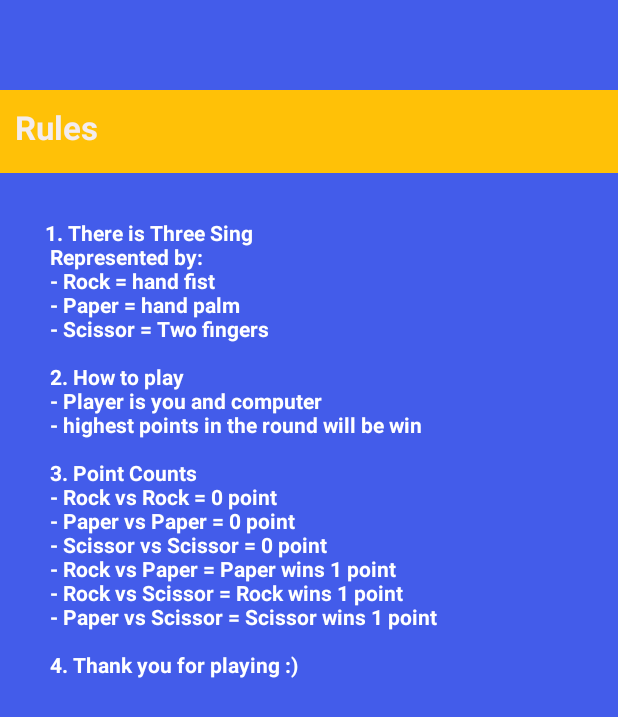
After one commit to shivamvr72/Rock-Paper-Scessior-1.0, an Android app: the fragment GameRules placed in its activity, on a phone screen of 412 x 824 dp. The commit adds this screen. Shown: the top 717 px of the screen. Run offline under Robolectric (Android 15) with nearby library versions, the phone set to English and light mode, and no system bars; 1 statement that could not run was skipped.

Commit message:
rock paper scessor first commit

```diff
--- /dev/null
+++ b/app/src/main/java/com/example/rockpaperscessor20/GameRules.java
@@ -0,0 +1,51 @@
+package com.example.rockpaperscessor20;
+
+import android.os.Bundle;
+
+import androidx.fragment.app.Fragment;
+
+import android.view.LayoutInflater;
+import android.view.View;
+import android.view.ViewGroup;
+
+public class GameRules extends Fragment {
+
+    // TODO: Rename parameter arguments, choose names that match
+    // the fragment initialization parameters, e.g. ARG_ITEM_NUMBER
+    private static final String ARG_PARAM1 = "param1";
+    private static final String ARG_PARAM2 = "param2";
+
+    // TODO: Rename and change types of parameters
+    private String mParam1;
+    private String mParam2;
+
+    public GameRules() {
+        // Required empty public constructor
+    }
+    // TODO: Rename and change types and number of parameters
+    public static GameRules newInstance(String param1, String param2) {
+        GameRules fragment = new GameRules();
+        Bundle args = new Bundle();
+        args.putString(ARG_PARAM1, param1);
+        args.putString(ARG_PARAM2, param2);
+        fragment.setArguments(args);
+        return fragment;
+    }
+
+    @Override
+    public void onCreate(Bundle savedInstanceState) {
+        super.onCreate(savedInstanceState);
+        if (getArguments() != null) {
+            mParam1 = getArguments().getString(ARG_PARAM1);
+            mParam2 = getArguments().getString(ARG_PARAM2);
+        }
+    }
+
+
+    @Override
+    public View onCreateView(LayoutInflater inflater, ViewGroup container,
+                             Bundle savedInstanceState) {
+        // Inflate the layout for this fragment
+        return inflater.inflate(R.layout.fragment_game_rules, container, false);
+    }
+}
--- a/app/src/main/java/com/example/rockpaperscessor20/game_mode.java
+++ b/app/src/main/java/com/example/rockpaperscessor20/game_mode.java
@@ -2,6 +2,8 @@ package com.example.rockpaperscessor20;
 
 import androidx.appcompat.app.AlertDialog;
 import androidx.appcompat.app.AppCompatActivity;
+import androidx.fragment.app.FragmentManager;
+import androidx.fragment.app.FragmentTransaction;
 
 import android.content.DialogInterface;
 import android.content.Intent;
@@ -56,6 +58,7 @@ public class game_mode extends AppCompatActivity {
         ImageButton rock = findViewById(R.id.imgrock);
         ImageButton paper = findViewById(R.id.imgpaper);
         ImageButton scissor = findViewById(R.id.imgscissor);
+        Button rules = findViewById(R.id.btnrules);
 
 
         //images
@@ -98,6 +101,20 @@ public class game_mode extends AppCompatActivity {
             @Override
             public void onClick(View v) {
                 makeZero();
+            }
+        });
+
+        rules.setOnClickListener(new View.OnClickListener() {
+            @Override
+            public void onClick(View v) {
+                // getting the fragment
+                GameRules gameRules = new GameRules();
+                FragmentManager fmanager = getSupportFragmentManager();
+                FragmentTransaction ftransaction = fmanager.beginTransaction();
+                ftransaction.replace(R.id.fragmentRules, gameRules);
+                ftransaction.addToBackStack(null);
+                ftransaction.commit();
+
             }
         });
 
--- a/app/src/main/res/layout/activity_game_mode.xml
+++ b/app/src/main/res/layout/activity_game_mode.xml
@@ -8,24 +8,24 @@
 
     <ImageView
         android:id="@+id/imgViewComp"
-        android:layout_width="136dp"
-        android:layout_height="128dp"
+        android:layout_width="136sp"
+        android:layout_height="128sp"
+        android:contentDescription="@string/todo"
         app:layout_constraintBottom_toBottomOf="parent"
         app:layout_constraintEnd_toEndOf="parent"
         app:layout_constraintHorizontal_bias="0.5"
         app:layout_constraintStart_toEndOf="@+id/imgViewPlayer"
         app:layout_constraintTop_toTopOf="parent"
         app:layout_constraintVertical_bias="0.437"
-        app:srcCompat="@drawable/rps"
-        android:contentDescription="@string/todo" />
+        app:srcCompat="@drawable/rps" />
 
     <TextView
         android:id="@+id/txtTitle1"
-        android:layout_width="409dp"
-        android:layout_height="54dp"
+        android:layout_width="409sp"
+        android:layout_height="59sp"
         android:background="@color/black"
-        android:padding="10dp"
-        android:paddingStart="40dp"
+        android:padding="10sp"
+        android:paddingStart="60sp"
         android:text="@string/rock_paper_scissor"
         android:textColor="#ffff00"
         android:textSize="24sp"
@@ -37,10 +37,10 @@
 
     <TextView
         android:id="@+id/playername"
-        android:layout_width="130dp"
-        android:layout_height="47dp"
-        android:padding="5dp"
-        android:paddingStart="11dp"
+        android:layout_width="130sp"
+        android:layout_height="47sp"
+        android:padding="5sp"
+        android:paddingStart="15sp"
         android:text="@string/player"
         android:textSize="24sp"
         android:textStyle="bold"
@@ -54,9 +54,9 @@
 
     <TextView
         android:id="@+id/textView3"
-        android:layout_width="130dp"
-        android:layout_height="47dp"
-        android:padding="5dp"
+        android:layout_width="138sp"
+        android:layout_height="44sp"
+        android:padding="5sp"
         android:text="@string/computer"
         android:textSize="24sp"
         android:textStyle="bold"
@@ -69,8 +69,8 @@
 
     <Button
         android:id="@+id/btnReset"
-        android:layout_width="146dp"
-        android:layout_height="71dp"
+        android:layout_width="146sp"
+        android:layout_height="71sp"
         android:backgroundTint="#FCEF01"
         android:text="@string/reset"
         android:textColor="@color/black"
@@ -83,8 +83,8 @@
 
     <ImageView
         android:id="@+id/imgViewPlayer"
-        android:layout_width="136dp"
-        android:layout_height="128dp"
+        android:layout_width="136sp"
+        android:layout_height="128sp"
         app:layout_constraintBottom_toBottomOf="parent"
         app:layout_constraintEnd_toStartOf="@+id/imgViewComp"
         app:layout_constraintHorizontal_bias="0.5"
@@ -95,8 +95,8 @@
 
     <ImageButton
         android:id="@+id/imgrock"
-        android:layout_width="81dp"
-        android:layout_height="77dp"
+        android:layout_width="79sp"
+        android:layout_height="76sp"
         app:layout_constraintBottom_toBottomOf="parent"
         app:layout_constraintEnd_toStartOf="@+id/imgpaper"
         app:layout_constraintHorizontal_bias="0.5"
@@ -108,29 +108,29 @@
 
     <ImageButton
         android:id="@+id/imgpaper"
-        android:layout_width="79dp"
-        android:layout_height="76dp"
+        android:layout_width="79sp"
+        android:layout_height="76sp"
         app:layout_constraintBottom_toBottomOf="parent"
         app:layout_constraintEnd_toStartOf="@+id/imgscissor"
         app:layout_constraintHorizontal_bias="0.5"
         app:layout_constraintStart_toEndOf="@+id/imgrock"
         app:layout_constraintTop_toTopOf="parent"
-        app:layout_constraintVertical_bias="0.74"
+        app:layout_constraintVertical_bias="0.741"
         app:srcCompat="@drawable/paper"
         tools:ignore="SpeakableTextPresentCheck" />
 
     <ImageButton
         android:id="@+id/imgscissor"
-        android:layout_width="76dp"
-        android:layout_height="76dp"
+        android:layout_width="79sp"
+        android:layout_height="76sp"
         app:layout_constraintBottom_toBottomOf="parent"
         app:layout_constraintEnd_toEndOf="parent"
         app:layout_constraintHorizontal_bias="0.5"
         app:layout_constraintStart_toEndOf="@+id/imgpaper"
         app:layout_constraintTop_toTopOf="parent"
-        app:layout_constraintVertical_bias="0.739"
+        app:layout_constraintVertical_bias="0.74"
         app:srcCompat="@drawable/scissor"
-        tools:ignore="SpeakableTextPresentCheck" />
+        tools:ignore="SpeakableTextPresentCheck,UnknownId" />
 
     <TextView
         android:id="@+id/txtScorePlayer"
@@ -153,10 +153,35 @@
         android:textSize="34sp"
         app:layout_constraintBottom_toTopOf="@+id/imgViewComp"
         app:layout_constraintEnd_toEndOf="parent"
-        app:layout_constraintHorizontal_bias="0.5"
+        app:layout_constraintHorizontal_bias="0.594"
         app:layout_constraintStart_toEndOf="@+id/txtScorePlayer"
         app:layout_constraintTop_toBottomOf="@+id/textView3"
-        app:layout_constraintVertical_bias="0.5" />
+        app:layout_constraintVertical_bias="0.487" />
+
+    <Button
+        android:id="@+id/btnrules"
+        android:layout_width="90sp"
+        android:layout_height="48sp"
+        android:backgroundTint="#000"
+        android:text="Rules"
+        android:textSize="16sp"
+        app:layout_constraintBottom_toBottomOf="parent"
+        app:layout_constraintEnd_toEndOf="parent"
+        app:layout_constraintHorizontal_bias="0.95"
+        app:layout_constraintStart_toStartOf="parent"
+        app:layout_constraintTop_toTopOf="parent"
+        app:layout_constraintVertical_bias="0.103" />
+
+        <FrameLayout
+            android:id="@+id/fragmentRules"
+            android:layout_width="match_parent"
+            android:layout_height="match_parent"
+            app:layout_constraintBottom_toTopOf="parent"
+            app:layout_constraintEnd_toStartOf="parent"
+            app:layout_constraintHorizontal_bias="0.038"
+            app:layout_constraintStart_toStartOf="parent"
+            app:layout_constraintTop_toTopOf="parent"
+            app:layout_constraintVertical_bias="0.0" />
 
 
 </androidx.constraintlayout.widget.ConstraintLayout>
--- /dev/null
+++ b/app/src/main/res/layout/fragment_game_rules.xml
@@ -0,0 +1,46 @@
+<?xml version="1.0" encoding="utf-8"?>
+<FrameLayout xmlns:android="http://schemas.android.com/apk/res/android"
+    xmlns:tools="http://schemas.android.com/tools"
+    android:layout_width="match_parent"
+    android:layout_height="match_parent"
+    android:orientation="vertical"
+    tools:context=".GameRules">
+
+    <!-- TODO: Update blank fragment layout -->
+
+
+    <RelativeLayout
+        android:layout_width="match_parent"
+        android:layout_height="match_parent"
+        android:background="#435CEA"
+        tools:ignore="UselessParent">
+
+
+        <TextView
+            android:id="@+id/textTitle"
+            android:layout_width="match_parent"
+            android:layout_height="55sp"
+            android:layout_marginTop="60sp"
+            android:background="#FFC107"
+            android:padding="10sp"
+            android:text="@string/rules"
+            android:textColor="#F3ECEE"
+            android:textSize="22sp"
+            android:textStyle="bold"
+            tools:ignore="TextContrastCheck" />
+
+        <TextView
+            android:id="@+id/textView4"
+            android:layout_width="match_parent"
+            android:layout_height="wrap_content"
+            android:layout_alignEnd="@+id/textTitle"
+            android:layout_below="@+id/textTitle"
+            android:textStyle="bold"
+            android:textColor="@color/white"
+            android:padding="30sp"
+            android:text="@string/Rules1"
+            />
+
+    </RelativeLayout>
+
+</FrameLayout>
--- a/app/src/main/res/values/strings.xml
+++ b/app/src/main/res/values/strings.xml
@@ -10,4 +10,24 @@
     <string name="reset">Reset</string>
     <string name="rock_paper_scissor">Rock Paper Scissor</string>
     <string name="todo">TODO</string>
+    <!-- TODO: Remove or change this placeholder text -->
+    <string name="Rules1">
+         1. There is Three Sing\n
+            Represented by:\n
+            - Rock =  hand fist\n
+            - Paper = hand palm\n
+            - Scissor = Two fingers\n\n
+        2. How to play\n
+            - Player is you and computer\n
+            - highest points in the round will be win\n\n
+        3. Point Counts\n
+            - Rock vs Rock = 0 point\n
+            - Paper vs Paper = 0 point\n
+            - Scissor vs Scissor = 0 point\n
+            - Rock vs Paper = Paper wins 1 point\n
+            - Rock vs Scissor = Rock wins 1 point\n
+            - Paper vs Scissor = Scissor wins 1 point\n\n
+        4. Thank you for playing :)\n
+    </string>
+    <string name="rules">Rules</string>
 </resources>
```
